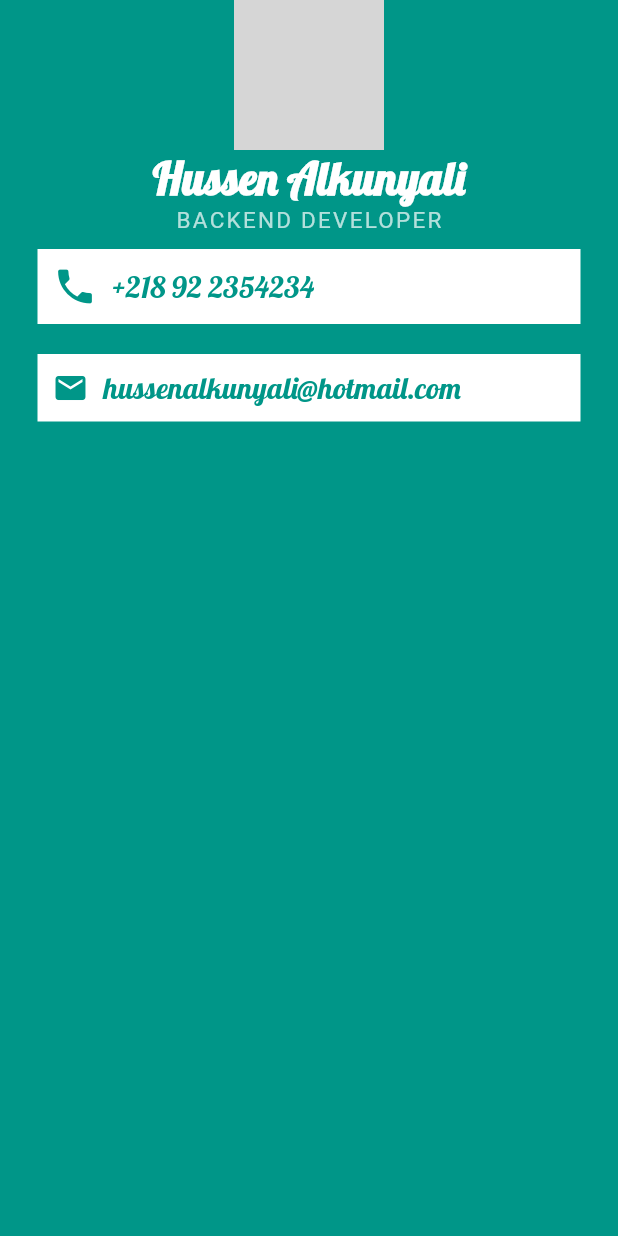
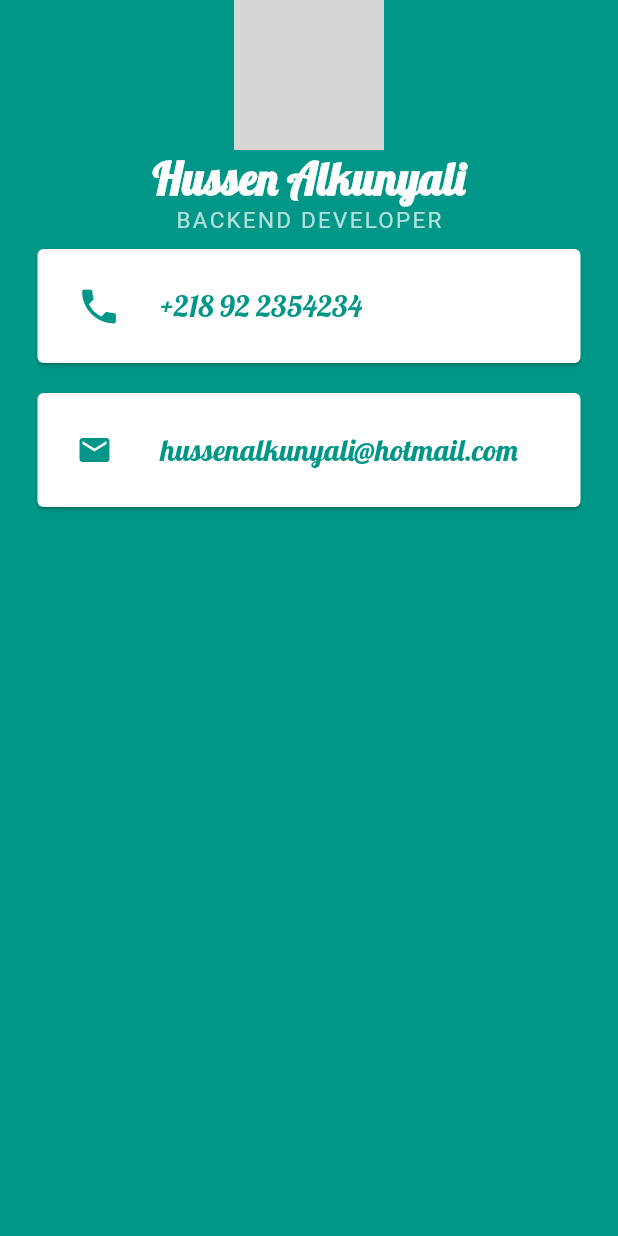
Before and after one commit to hussenk/TryFlutter, a Flutter app: the screen it shows after launch, on a phone screen of 412 x 824 dp. Run offline on Flutter 3.47's test engine with Material 2 defaults, Android fonts, the phone set to English and light mode, and no system bars; network calls fail; grey boxes are pictures that could not be loaded.

Commit message:
add and use card

```diff
--- a/mi_card_flutter-master/lib/main.dart
+++ b/mi_card_flutter-master/lib/main.dart
@@ -39,50 +39,43 @@ class MyApp extends StatelessWidget {
                     // fontFamily: 'Pushster'
                     letterSpacing: 1.5),
               ),
-              Container(
-                child: Row(
-                  children: [
-                    Icon(
+              Card(
+                child: Padding(
+                  padding: const EdgeInsets.all(10.0),
+                  child: ListTile(
+                    leading: Icon(
                       Icons.phone,
                       color: Colors.teal,
                       size: 30,
                     ),
-                    SizedBox(
-                      width: 10,
-                    ),
-                    Text('+218 92 2354234',
+                    title: Text('+218 92 2354234',
                         style: TextStyle(
                             fontFamily: 'Pushster',
                             fontSize: 20,
-                            color: Colors.teal))
-                  ],
+                            color: Colors.teal)),
+                  ),
                 ),
                 color: Colors.white,
                 margin: EdgeInsets.symmetric(vertical: 10.0, horizontal: 25.0),
-                padding: EdgeInsets.all(10),
               ),
-              Container(
+              Card(
                 color: Colors.white,
-                padding: EdgeInsets.all(10),
                 margin: EdgeInsets.symmetric(vertical: 10, horizontal: 25),
-                child: Row(
-                  children: [
-                    Icon(
+                child: Padding(
+                    padding: const EdgeInsets.all(10.0),
+                    child: ListTile(
+                      leading: Icon(
                         Icons.email,
                         color: Colors.teal,
                       ),
-                    SizedBox(
-                      width: 10,
-                    ),
-                    Text(
+                      title: Text(
                         'hussenalkunyali@hotmail.com',
                         style: TextStyle(
                             fontFamily: 'Pushster',
                             color: Colors.teal,
                             fontSize: 20),
-                    )
-                  ],
                       ),
+                    )),
               )
             ],
           ),
```
Lines whose indentation alone changed are shown as unchanged.
